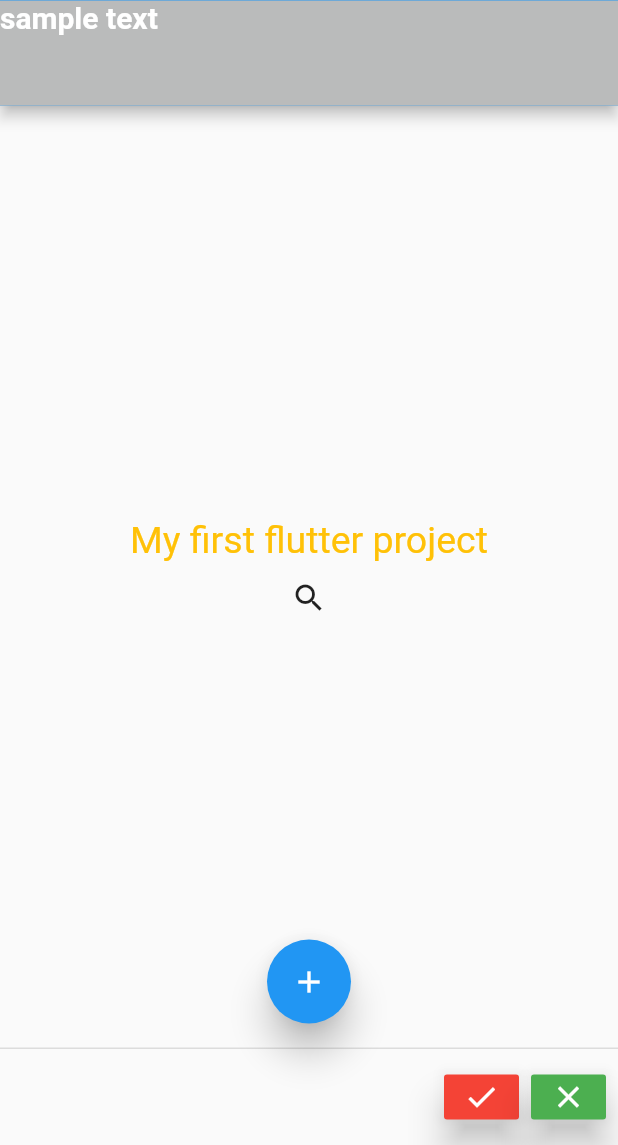
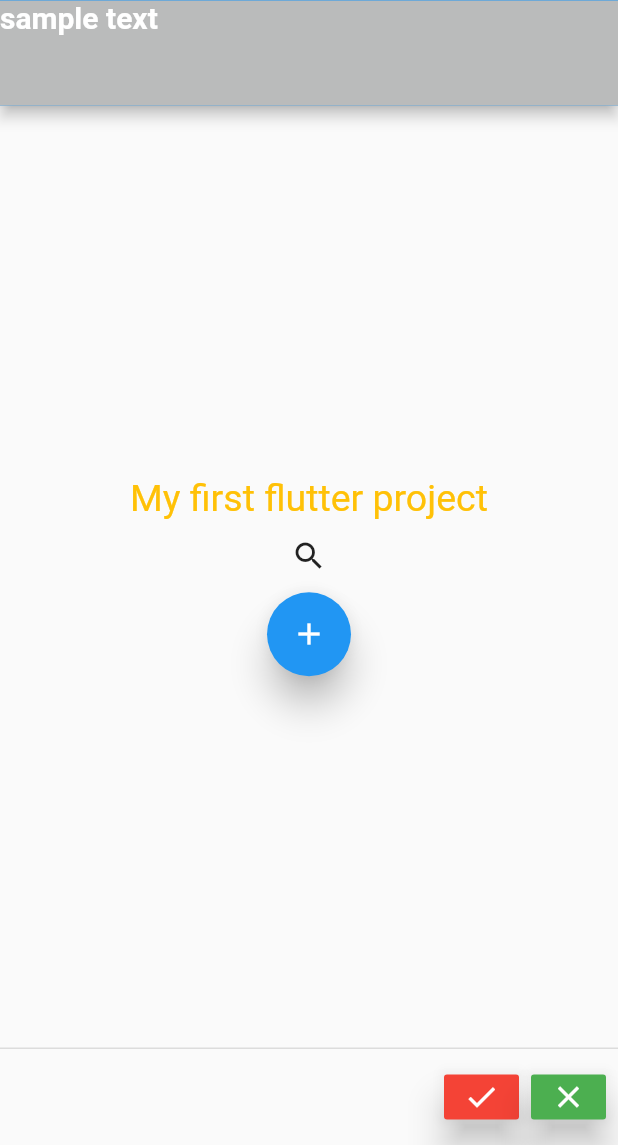
Before and after one commit to sudha-mediwave/flutterlearning, a Flutter app: the screen it shows after launch, after a tap on the "add" icon, on a phone screen of 412 x 824 dp, the part 91-1236 px from its top. Run offline on Flutter 3.47's test engine with Material 2 defaults, Android fonts, the phone set to English and light mode, and no system bars.

Commit message:
[Add] floating action button widget

```diff
--- a/lib/MyApp.dart
+++ b/lib/MyApp.dart
@@ -1,5 +1,6 @@
 import 'package:flutter/material.dart';
 import 'package:flutterlearning/pages/DrawerMenuDemo.dart';
+import 'package:flutterlearning/pages/FloatingActionButtonExample.dart';
 
 import 'pages/IconButtonExample.dart';
 
@@ -65,21 +66,24 @@ class _MyAppState extends State<MyApp> {
               'My first flutter project',
               style: TextStyle(fontSize: 25.0, color: Colors.amber),
             ),
-            IconButtonExample()
+            IconButtonExample(),
+            FloatingActionButtonExample(),
           ],
         ),
       ),
-      floatingActionButton: FloatingActionButton(
-        elevation: 10.0,
-        child: const Icon(
-          Icons.add,
-          color: Colors.white,
-        ),
-        onPressed: () {
-          print('add next page');
-        },
-      ),
+      // floatingActionButton: FloatingActionButton(
+      //   elevation: 10.0,
+      //   child: const Icon(
+      //     Icons.add,
+      //     color: Colors.white,
+      //   ),
+      //   onPressed: () {
+      //     print('add next page');
+      //   },
+      // ),
+
       floatingActionButtonLocation: FloatingActionButtonLocation.centerFloat,
+
       drawer: const DrawerMenuDemo(),
       persistentFooterButtons: <Widget>[
         MaterialButton(
--- /dev/null
+++ b/lib/pages/FloatingActionButtonExample.dart
@@ -0,0 +1,19 @@
+import 'package:flutter/material.dart';
+
+class FloatingActionButtonExample extends StatelessWidget {
+  const FloatingActionButtonExample({Key? key}) : super(key: key);
+
+  @override
+  Widget build(BuildContext context) {
+    return FloatingActionButton(
+      elevation: 10.0,
+      child: Icon(
+        Icons.add,
+        color: Colors.white,
+      ),
+      onPressed: () {
+        print('click to next page'); // Your code here
+      },
+    );
+  }
+}
```
